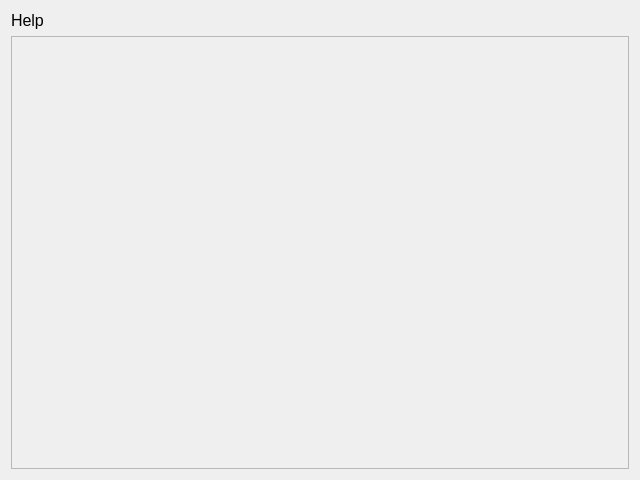
Before: the Qt Designer form helppage.ui in PierreT12/FusionCalacuatorCpp, drawn with Qt 5.
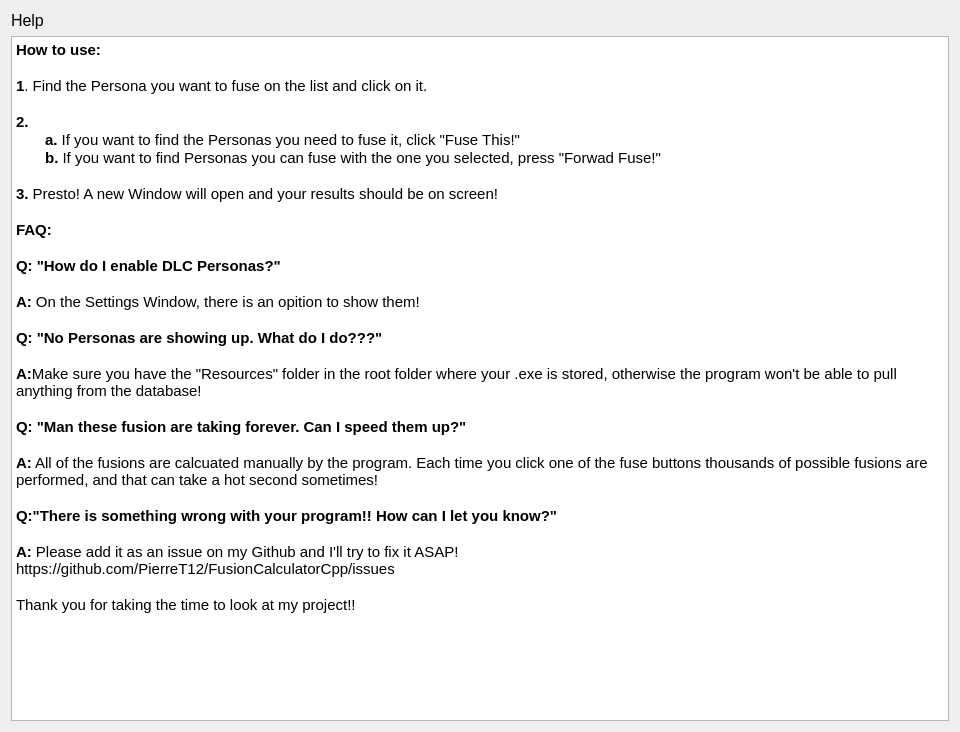
After: the same form once the commit is applied.

Commit message:
Fusions now follow Settings Rules
Fusion results now only use DLC Personas when the Settings Page has it the option turned on.

Diff of the .ui file:
```diff
--- a/helppage.ui
+++ b/helppage.ui
@@ -6,8 +6,8 @@
    <rect>
     <x>0</x>
     <y>0</y>
-    <width>640</width>
-    <height>480</height>
+    <width>960</width>
+    <height>732</height>
    </rect>
   </property>
   <property name="windowTitle">
@@ -27,20 +27,49 @@
     </widget>
    </item>
    <item>
-    <widget class="QScrollArea" name="scrollArea">
-     <property name="widgetResizable">
-      <bool>true</bool>
+    <widget class="QTextBrowser" name="textBrowser">
+     <property name="font">
+      <font>
+       <pointsize>12</pointsize>
+      </font>
      </property>
-     <widget class="QWidget" name="scrollAreaWidgetContents">
-      <property name="geometry">
-       <rect>
-        <x>0</x>
-        <y>0</y>
-        <width>620</width>
-        <height>434</height>
-       </rect>
-      </property>
-     </widget>
+     <property name="html">
+      <string>&lt;!DOCTYPE HTML PUBLIC &quot;-//W3C//DTD HTML 4.0//EN&quot; &quot;http://www.w3.org/TR/REC-html40/strict.dtd&quot;&gt;
+&lt;html&gt;&lt;head&gt;&lt;meta name=&quot;qrichtext&quot; content=&quot;1&quot; /&gt;&lt;style type=&quot;text/css&quot;&gt;
+p, li { white-space: pre-wrap; }
+&lt;/style&gt;&lt;/head&gt;&lt;body style=&quot; font-family:'MS Shell Dlg 2'; font-size:12pt; font-weight:400; font-style:normal;&quot;&gt;
+&lt;p style=&quot; margin-top:0px; margin-bottom:0px; margin-left:0px; margin-right:0px; -qt-block-indent:0; text-indent:0px;&quot;&gt;&lt;span style=&quot; font-size:11pt; font-weight:600;&quot;&gt;How to use:&lt;/span&gt;&lt;/p&gt;
+&lt;p style=&quot;-qt-paragraph-type:empty; margin-top:0px; margin-bottom:0px; margin-left:0px; margin-right:0px; -qt-block-indent:0; text-indent:0px; font-size:11pt;&quot;&gt;&lt;br /&gt;&lt;/p&gt;
+&lt;p style=&quot; margin-top:0px; margin-bottom:0px; margin-left:0px; margin-right:0px; -qt-block-indent:0; text-indent:0px;&quot;&gt;&lt;span style=&quot; font-size:11pt; font-weight:600;&quot;&gt;1&lt;/span&gt;&lt;span style=&quot; font-size:11pt;&quot;&gt;. Find the Persona you want to fuse on the list and click on it.&lt;/span&gt;&lt;/p&gt;
+&lt;p style=&quot;-qt-paragraph-type:empty; margin-top:0px; margin-bottom:0px; margin-left:0px; margin-right:0px; -qt-block-indent:0; text-indent:0px; font-size:11pt;&quot;&gt;&lt;br /&gt;&lt;/p&gt;
+&lt;p style=&quot; margin-top:0px; margin-bottom:0px; margin-left:0px; margin-right:0px; -qt-block-indent:0; text-indent:0px;&quot;&gt;&lt;span style=&quot; font-size:11pt; font-weight:600;&quot;&gt;2.&lt;/span&gt;&lt;span style=&quot; font-size:11pt;&quot;&gt; &lt;/span&gt;&lt;/p&gt;
+&lt;p style=&quot; margin-top:0px; margin-bottom:0px; margin-left:0px; margin-right:0px; -qt-block-indent:0; text-indent:0px;&quot;&gt;&lt;span style=&quot; font-size:11pt;&quot;&gt;       &lt;/span&gt;&lt;span style=&quot; font-size:11pt; font-weight:600;&quot;&gt;a.&lt;/span&gt;&lt;span style=&quot; font-size:11pt;&quot;&gt; If you want to find the Personas you need to fuse it, click &amp;quot;Fuse This!&amp;quot;&lt;/span&gt;&lt;/p&gt;
+&lt;p style=&quot; margin-top:0px; margin-bottom:0px; margin-left:0px; margin-right:0px; -qt-block-indent:0; text-indent:0px;&quot;&gt;&lt;span style=&quot; font-size:11pt;&quot;&gt;       &lt;/span&gt;&lt;span style=&quot; font-size:11pt; font-weight:600;&quot;&gt;b.&lt;/span&gt;&lt;span style=&quot; font-size:11pt;&quot;&gt; If you want to find Personas you can fuse with the one you selected, press &amp;quot;Forwad Fuse!&amp;quot;&lt;/span&gt;&lt;/p&gt;
+&lt;p style=&quot;-qt-paragraph-type:empty; margin-top:0px; margin-bottom:0px; margin-left:0px; margin-right:0px; -qt-block-indent:0; text-indent:0px; font-size:11pt;&quot;&gt;&lt;br /&gt;&lt;/p&gt;
+&lt;p style=&quot; margin-top:0px; margin-bottom:0px; margin-left:0px; margin-right:0px; -qt-block-indent:0; text-indent:0px;&quot;&gt;&lt;span style=&quot; font-size:11pt; font-weight:600;&quot;&gt;3.&lt;/span&gt;&lt;span style=&quot; font-size:11pt;&quot;&gt; Presto! A new Window will open and your results should be on screen!&lt;/span&gt;&lt;/p&gt;
+&lt;p style=&quot;-qt-paragraph-type:empty; margin-top:0px; margin-bottom:0px; margin-left:0px; margin-right:0px; -qt-block-indent:0; text-indent:0px; font-size:11pt;&quot;&gt;&lt;br /&gt;&lt;/p&gt;
+&lt;p style=&quot; margin-top:0px; margin-bottom:0px; margin-left:0px; margin-right:0px; -qt-block-indent:0; text-indent:0px;&quot;&gt;&lt;span style=&quot; font-size:11pt; font-weight:600;&quot;&gt;FAQ:&lt;/span&gt;&lt;/p&gt;
+&lt;p style=&quot;-qt-paragraph-type:empty; margin-top:0px; margin-bottom:0px; margin-left:0px; margin-right:0px; -qt-block-indent:0; text-indent:0px; font-size:11pt;&quot;&gt;&lt;br /&gt;&lt;/p&gt;
+&lt;p style=&quot; margin-top:0px; margin-bottom:0px; margin-left:0px; margin-right:0px; -qt-block-indent:0; text-indent:0px;&quot;&gt;&lt;span style=&quot; font-size:11pt; font-weight:600;&quot;&gt;Q: &amp;quot;How do I enable DLC Personas?&amp;quot;&lt;/span&gt;&lt;/p&gt;
+&lt;p style=&quot;-qt-paragraph-type:empty; margin-top:0px; margin-bottom:0px; margin-left:0px; margin-right:0px; -qt-block-indent:0; text-indent:0px; font-size:11pt;&quot;&gt;&lt;br /&gt;&lt;/p&gt;
+&lt;p style=&quot; margin-top:0px; margin-bottom:0px; margin-left:0px; margin-right:0px; -qt-block-indent:0; text-indent:0px;&quot;&gt;&lt;span style=&quot; font-size:11pt; font-weight:600;&quot;&gt;A:&lt;/span&gt;&lt;span style=&quot; font-size:11pt;&quot;&gt; On the Settings Window, there is an opition to show them!&lt;/span&gt;&lt;/p&gt;
+&lt;p style=&quot;-qt-paragraph-type:empty; margin-top:0px; margin-bottom:0px; margin-left:0px; margin-right:0px; -qt-block-indent:0; text-indent:0px; font-size:11pt;&quot;&gt;&lt;br /&gt;&lt;/p&gt;
+&lt;p style=&quot; margin-top:0px; margin-bottom:0px; margin-left:0px; margin-right:0px; -qt-block-indent:0; text-indent:0px;&quot;&gt;&lt;span style=&quot; font-size:11pt; font-weight:600;&quot;&gt;Q: &amp;quot;No Personas are showing up. What do I do???&amp;quot;&lt;/span&gt;&lt;/p&gt;
+&lt;p style=&quot;-qt-paragraph-type:empty; margin-top:0px; margin-bottom:0px; margin-left:0px; margin-right:0px; -qt-block-indent:0; text-indent:0px; font-size:11pt;&quot;&gt;&lt;br /&gt;&lt;/p&gt;
+&lt;p style=&quot; margin-top:0px; margin-bottom:0px; margin-left:0px; margin-right:0px; -qt-block-indent:0; text-indent:0px;&quot;&gt;&lt;span style=&quot; font-size:11pt; font-weight:600;&quot;&gt;A:&lt;/span&gt;&lt;span style=&quot; font-size:11pt;&quot;&gt;Make sure you have the &amp;quot;Resources&amp;quot; folder in the root folder where your .exe is stored, otherwise the program won't be able to pull anything from the database!&lt;/span&gt;&lt;/p&gt;
+&lt;p style=&quot;-qt-paragraph-type:empty; margin-top:0px; margin-bottom:0px; margin-left:0px; margin-right:0px; -qt-block-indent:0; text-indent:0px; font-size:11pt;&quot;&gt;&lt;br /&gt;&lt;/p&gt;
+&lt;p style=&quot; margin-top:0px; margin-bottom:0px; margin-left:0px; margin-right:0px; -qt-block-indent:0; text-indent:0px;&quot;&gt;&lt;span style=&quot; font-size:11pt; font-weight:600;&quot;&gt;Q: &amp;quot;Man these fusion are taking forever. Can I speed them up?&amp;quot;&lt;/span&gt;&lt;/p&gt;
+&lt;p style=&quot;-qt-paragraph-type:empty; margin-top:0px; margin-bottom:0px; margin-left:0px; margin-right:0px; -qt-block-indent:0; text-indent:0px; font-size:11pt;&quot;&gt;&lt;br /&gt;&lt;/p&gt;
+&lt;p style=&quot; margin-top:0px; margin-bottom:0px; margin-left:0px; margin-right:0px; -qt-block-indent:0; text-indent:0px;&quot;&gt;&lt;span style=&quot; font-size:11pt; font-weight:600;&quot;&gt;A:&lt;/span&gt;&lt;span style=&quot; font-size:11pt;&quot;&gt; All of the fusions are calcuated manually by the program. Each time you click one of the fuse buttons thousands of possible fusions are performed, and that can take a hot second sometimes!&lt;/span&gt;&lt;/p&gt;
+&lt;p style=&quot;-qt-paragraph-type:empty; margin-top:0px; margin-bottom:0px; margin-left:0px; margin-right:0px; -qt-block-indent:0; text-indent:0px; font-size:11pt;&quot;&gt;&lt;br /&gt;&lt;/p&gt;
+&lt;p style=&quot; margin-top:0px; margin-bottom:0px; margin-left:0px; margin-right:0px; -qt-block-indent:0; text-indent:0px;&quot;&gt;&lt;span style=&quot; font-size:11pt; font-weight:600;&quot;&gt;Q:&amp;quot;There is something wrong with your program!! How can I let you know?&amp;quot;&lt;/span&gt;&lt;/p&gt;
+&lt;p style=&quot;-qt-paragraph-type:empty; margin-top:0px; margin-bottom:0px; margin-left:0px; margin-right:0px; -qt-block-indent:0; text-indent:0px; font-size:11pt;&quot;&gt;&lt;br /&gt;&lt;/p&gt;
+&lt;p style=&quot; margin-top:0px; margin-bottom:0px; margin-left:0px; margin-right:0px; -qt-block-indent:0; text-indent:0px;&quot;&gt;&lt;span style=&quot; font-size:11pt; font-weight:600;&quot;&gt;A: &lt;/span&gt;&lt;span style=&quot; font-size:11pt;&quot;&gt;Please add it as an issue on my Github and I'll try to fix it ASAP! &lt;br /&gt;https://github.com/PierreT12/FusionCalculatorCpp/issues&lt;/span&gt;&lt;/p&gt;
+&lt;p style=&quot;-qt-paragraph-type:empty; margin-top:0px; margin-bottom:0px; margin-left:0px; margin-right:0px; -qt-block-indent:0; text-indent:0px; font-size:11pt;&quot;&gt;&lt;br /&gt;&lt;/p&gt;
+&lt;p style=&quot; margin-top:0px; margin-bottom:0px; margin-left:0px; margin-right:0px; -qt-block-indent:0; text-indent:0px;&quot;&gt;&lt;span style=&quot; font-size:11pt;&quot;&gt;Thank you for taking the time to look at my project!!&lt;/span&gt;&lt;/p&gt;
+&lt;p style=&quot;-qt-paragraph-type:empty; margin-top:0px; margin-bottom:0px; margin-left:0px; margin-right:0px; -qt-block-indent:0; text-indent:0px; font-size:11pt;&quot;&gt;&lt;br /&gt;&lt;/p&gt;
+&lt;p style=&quot;-qt-paragraph-type:empty; margin-top:0px; margin-bottom:0px; margin-left:0px; margin-right:0px; -qt-block-indent:0; text-indent:0px; font-size:11pt;&quot;&gt;&lt;br /&gt;&lt;/p&gt;&lt;/body&gt;&lt;/html&gt;</string>
+     </property>
     </widget>
    </item>
   </layout>
```
Left out of the diff: 2 changed lines with no effect on the pictures. The commit also changes 12 other files.
